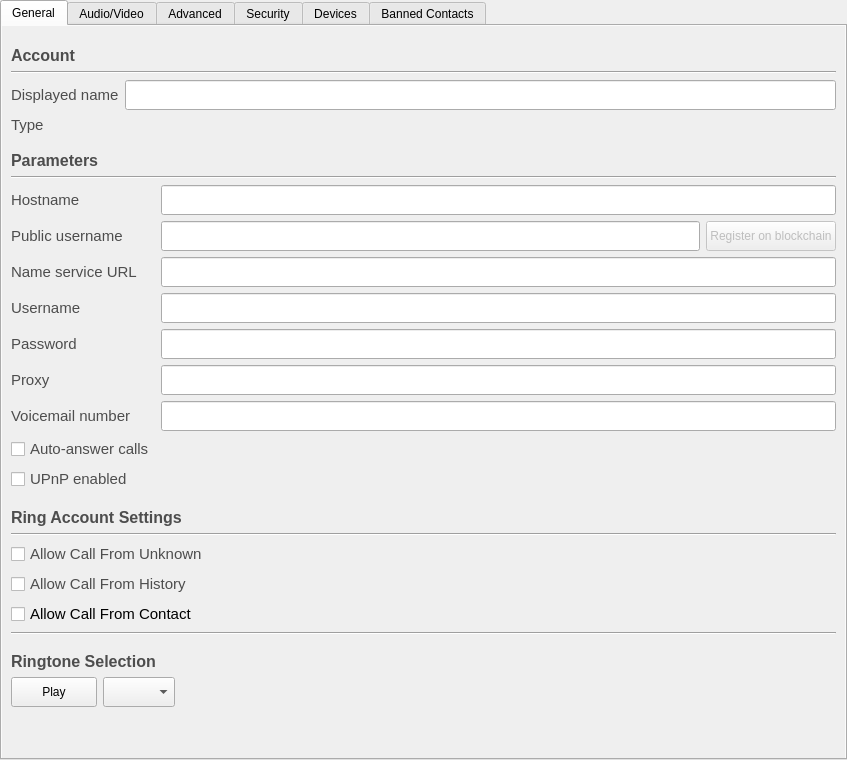
Before: the Qt Designer form accountdetails.ui in savoirfairelinux/jami-client-windows, drawn with Qt 5.
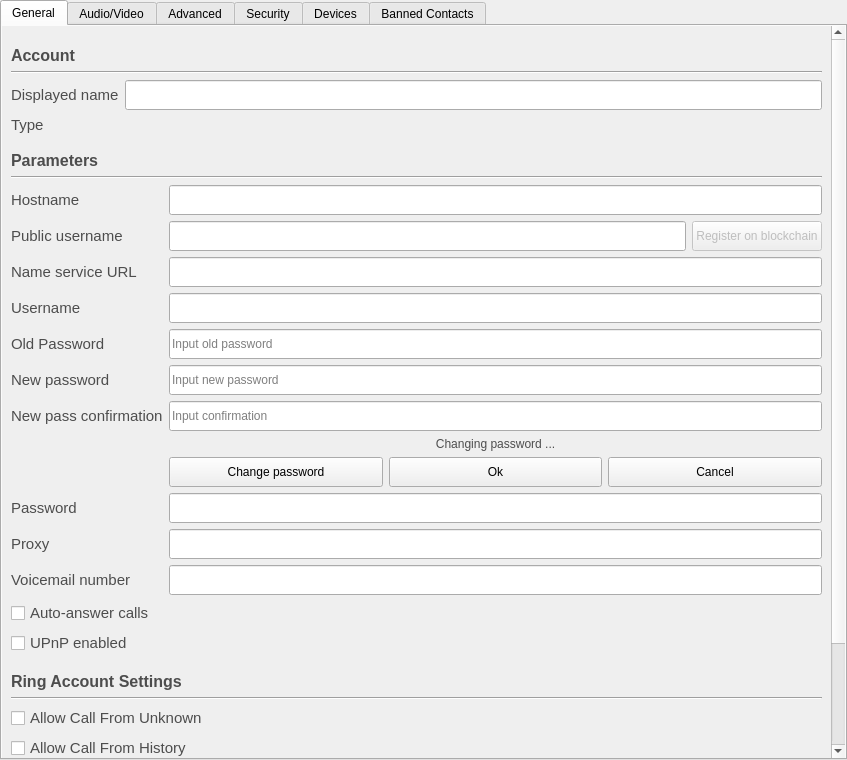
After: the same form once the commit is applied. Icons and pictures are not drawn. Custom widgets are drawn as their Qt base class.

Commit message:
enable account password change
add the ui to change password of an account in account details.

Diff of the .ui file:
```diff
--- a/accountdetails.ui
+++ b/accountdetails.ui
@@ -100,8 +100,8 @@
            <rect>
             <x>0</x>
             <y>0</y>
-            <width>843</width>
-            <height>726</height>
+            <width>829</width>
+            <height>912</height>
            </rect>
           </property>
           <layout class="QVBoxLayout" name="verticalLayout_12">
@@ -449,7 +449,7 @@
                  </property>
                 </widget>
                </item>
-               <item row="4" column="0">
+               <item row="12" column="0">
                 <widget class="QLabel" name="passwordLabel">
                  <property name="sizePolicy">
                   <sizepolicy hsizetype="MinimumExpanding" vsizetype="Preferred">
@@ -473,7 +473,7 @@
                  </property>
                 </widget>
                </item>
-               <item row="4" column="1">
+               <item row="12" column="1">
                 <widget class="QLineEdit" name="lrcfg_password">
                  <property name="sizePolicy">
                   <sizepolicy hsizetype="MinimumExpanding" vsizetype="Fixed">
@@ -495,7 +495,7 @@
                  </property>
                 </widget>
                </item>
-               <item row="5" column="0">
+               <item row="13" column="0">
                 <widget class="QLabel" name="proxyLabel">
                  <property name="sizePolicy">
                   <sizepolicy hsizetype="MinimumExpanding" vsizetype="Preferred">
@@ -519,7 +519,7 @@
                  </property>
                 </widget>
                </item>
-               <item row="5" column="1">
+               <item row="13" column="1">
                 <widget class="QLineEdit" name="lrcfg_proxy">
                  <property name="sizePolicy">
                   <sizepolicy hsizetype="MinimumExpanding" vsizetype="Fixed">
@@ -538,7 +538,7 @@
                  </property>
                 </widget>
                </item>
-               <item row="6" column="0">
+               <item row="14" column="0">
                 <widget class="QLabel" name="voicemailLabel">
                  <property name="sizePolicy">
                   <sizepolicy hsizetype="MinimumExpanding" vsizetype="Preferred">
@@ -562,7 +562,7 @@
                  </property>
                 </widget>
                </item>
-               <item row="6" column="1">
+               <item row="14" column="1">
                 <widget class="QLineEdit" name="lrcfg_mailbox">
                  <property name="sizePolicy">
                   <sizepolicy hsizetype="MinimumExpanding" vsizetype="Fixed">
@@ -581,7 +581,7 @@
                  </property>
                 </widget>
                </item>
-               <item row="7" column="0">
+               <item row="15" column="0">
                 <widget class="QCheckBox" name="lrcfg_autoAnswer">
                  <property name="font">
                   <font>
@@ -599,7 +599,7 @@
                  </property>
                 </widget>
                </item>
-               <item row="8" column="0">
+               <item row="16" column="0">
                 <widget class="QCheckBox" name="lrcfg_upnpEnabled">
                  <property name="enabled">
                   <bool>true</bool>
@@ -620,6 +620,188 @@
                  </property>
                 </widget>
                </item>
+               <item row="4" column="1">
+                <widget class="QLineEdit" name="oldPasswordLineEdit">
+                 <property name="minimumSize">
+                  <size>
+                   <width>0</width>
+                   <height>30</height>
+                  </size>
+                 </property>
+                 <property name="toolTip">
+                  <string>Old password input line</string>
+                 </property>
+                 <property name="inputMask">
+                  <string/>
+                 </property>
+                 <property name="echoMode">
+                  <enum>QLineEdit::Password</enum>
+                 </property>
+                 <property name="placeholderText">
+                  <string>Input old password</string>
+                 </property>
+                </widget>
+               </item>
+               <item row="4" column="0">
+                <widget class="QLabel" name="oldPasswordLabel">
+                 <property name="font">
+                  <font>
+                   <pointsize>11</pointsize>
+                  </font>
+                 </property>
+                 <property name="styleSheet">
+                  <string notr="true">color: rgb(77, 77, 77);</string>
+                 </property>
+                 <property name="text">
+                  <string>Old Password</string>
+                 </property>
+                </widget>
+               </item>
+               <item row="5" column="1">
+                <widget class="QLineEdit" name="newPasswordLineEdit">
+                 <property name="minimumSize">
+                  <size>
+                   <width>0</width>
+                   <height>30</height>
+                  </size>
+                 </property>
+                 <property name="toolTip">
+                  <string>New password text input</string>
+                 </property>
+                 <property name="echoMode">
+                  <enum>QLineEdit::Password</enum>
+                 </property>
+                 <property name="placeholderText">
+                  <string>Input new password</string>
+                 </property>
+                </widget>
+               </item>
+               <item row="5" column="0">
+                <widget class="QLabel" name="newPasswordLabel">
+                 <property name="font">
+                  <font>
+                   <pointsize>11</pointsize>
+                   <weight>50</weight>
+                   <bold>false</bold>
+                  </font>
+                 </property>
+                 <property name="styleSheet">
+                  <string notr="true">color: rgb(77, 77, 77);</string>
+                 </property>
+                 <property name="text">
+                  <string>New password</string>
+                 </property>
+                </widget>
+               </item>
+               <item row="7" column="1">
+                <widget class="QLineEdit" name="newPassConfirmationLineEdit">
+                 <property name="minimumSize">
+                  <size>
+                   <width>0</width>
+                   <height>30</height>
+                  </size>
+                 </property>
+                 <property name="toolTip">
+                  <string>Password confirmation text input</string>
+                 </property>
+                 <property name="echoMode">
+                  <enum>QLineEdit::Password</enum>
+                 </property>
+                 <property name="placeholderText">
+                  <string>Input confirmation </string>
+                 </property>
+                </widget>
+               </item>
+               <item row="7" column="0">
+                <widget class="QLabel" name="newPassConfirmationLabel">
+                 <property name="font">
+                  <font>
+                   <family>Cantarell</family>
+                   <pointsize>11</pointsize>
+                  </font>
+                 </property>
+                 <property name="styleSheet">
+                  <string notr="true">color: rgb(77, 77, 77);</string>
+                 </property>
+                 <property name="text">
+                  <string>New pass confirmation</string>
+                 </property>
+                </widget>
+               </item>
+               <item row="9" column="1">
+                <layout class="QHBoxLayout" name="horizontalLayout_2">
+                 <property name="topMargin">
+                  <number>0</number>
+                 </property>
+                 <item>
+                  <widget class="QPushButton" name="changePassBtn">
+                   <property name="minimumSize">
+                    <size>
+                     <width>0</width>
+                     <height>30</height>
+                    </size>
+                   </property>
+                   <property name="maximumSize">
+                    <size>
+                     <width>500</width>
+                     <height>100</height>
+                    </size>
+                   </property>
+                   <property name="text">
+                    <string>Change password</string>
+                   </property>
+                  </widget>
+                 </item>
+                 <item>
+                  <widget class="QPushButton" name="confirmChangeBtn">
+                   <property name="minimumSize">
+                    <size>
+                     <width>0</width>
+                     <height>30</height>
+                    </size>
+                   </property>
+                   <property name="maximumSize">
+                    <size>
+                     <width>500</width>
+                     <height>16777215</height>
+                    </size>
+                   </property>
+                   <property name="text">
+                    <string>Ok</string>
+                   </property>
+                  </widget>
+                 </item>
+                 <item>
+                  <widget class="QPushButton" name="cancelChangeBtn">
+                   <property name="minimumSize">
+                    <size>
+                     <width>0</width>
+                     <height>30</height>
+                    </size>
+                   </property>
+                   <property name="toolTip">
+                    <string>Cancel password change button</string>
+                   </property>
+                   <property name="text">
+                    <string>Cancel</string>
+                   </property>
+                  </widget>
+                 </item>
+                </layout>
+               </item>
+               <item row="8" column="1">
+                <widget class="QLabel" name="changePassInfo">
+                 <property name="styleSheet">
+                  <string notr="true">color: rgb(77, 77, 77);</string>
+                 </property>
+                 <property name="text">
+                  <string>Changing password ...</string>
+                 </property>
+                 <property name="alignment">
+                  <set>Qt::AlignCenter</set>
+                 </property>
+                </widget>
+               </item>
               </layout>
              </item>
              <item>
```
Left out of the diff: 4 changed lines with no effect on the pictures. The commit also changes 3 other files.
